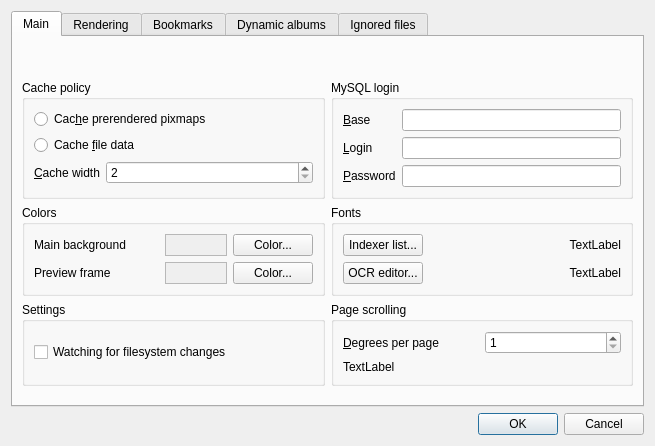
This is settingsdialog.ui in kernel1024/qmanga as Qt 5 draws it before an edit. The edited form follows.
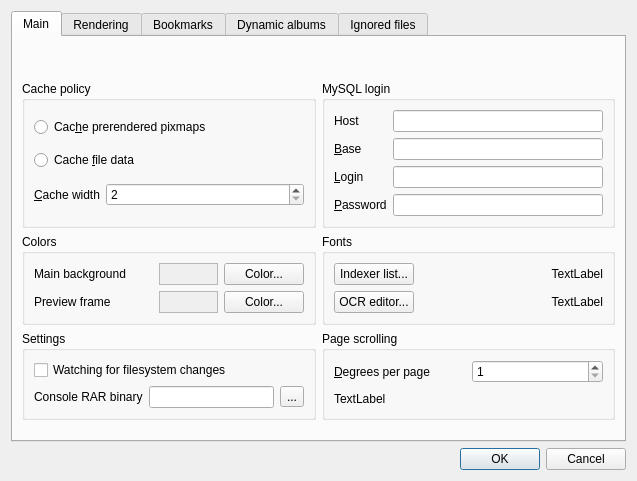
This is the edited form.

Commit message: Basic Windows compatibility. Zip, rar manga support. MySQL client working, no PDF, OCR and imagemagick support. Configurable host for mysql, rar binary placement and name.

Diff of the .ui file:
```diff
--- a/settingsdialog.ui
+++ b/settingsdialog.ui
@@ -6,8 +6,8 @@
    <rect>
     <x>0</x>
     <y>0</y>
-    <width>655</width>
-    <height>446</height>
+    <width>637</width>
+    <height>481</height>
    </rect>
   </property>
   <property name="windowTitle">
@@ -46,6 +46,19 @@
            </property>
            <layout class="QFormLayout" name="formLayout_2">
             <item row="0" column="0">
+             <widget class="QLabel" name="label_12">
+              <property name="text">
+               <string>Host</string>
+              </property>
+              <property name="buddy">
+               <cstring>editMySqlHost</cstring>
+              </property>
+             </widget>
+            </item>
+            <item row="0" column="1">
+             <widget class="QLineEdit" name="editMySqlHost"/>
+            </item>
+            <item row="1" column="0">
              <widget class="QLabel" name="label_7">
               <property name="text">
                <string>&amp;Base</string>
@@ -55,10 +68,10 @@
               </property>
              </widget>
             </item>
-            <item row="0" column="1">
+            <item row="1" column="1">
              <widget class="QLineEdit" name="editMySqlBase"/>
             </item>
-            <item row="1" column="0">
+            <item row="2" column="0">
              <widget class="QLabel" name="label_3">
               <property name="text">
                <string>&amp;Login</string>
@@ -68,10 +81,10 @@
               </property>
              </widget>
             </item>
-            <item row="1" column="1">
+            <item row="2" column="1">
              <widget class="QLineEdit" name="editMySqlLogin"/>
             </item>
-            <item row="2" column="0">
+            <item row="3" column="0">
              <widget class="QLabel" name="label_4">
               <property name="text">
                <string>&amp;Password</string>
@@ -81,7 +94,7 @@
               </property>
              </widget>
             </item>
-            <item row="2" column="1">
+            <item row="3" column="1">
              <widget class="QLineEdit" name="editMySqlPassword">
               <property name="echoMode">
                <enum>QLineEdit::Password</enum>
@@ -326,6 +339,30 @@
               </property>
              </widget>
             </item>
+            <item>
+             <layout class="QHBoxLayout" name="horizontalLayout_11">
+              <item>
+               <widget class="QLabel" name="label_13">
+                <property name="text">
+                 <string>Console RAR binary</string>
+                </property>
+                <property name="buddy">
+                 <cstring>editRar</cstring>
+                </property>
+               </widget>
+              </item>
+              <item>
+               <widget class="QLineEdit" name="editRar"/>
+              </item>
+              <item>
+               <widget class="QToolButton" name="btnRar">
+                <property name="text">
+                 <string>...</string>
+                </property>
+               </widget>
+              </item>
+             </layout>
+            </item>
            </layout>
           </widget>
          </item>
```
Left out of the diff: 5 changed lines with no effect on the pictures. The commit also changes 24 other files.
